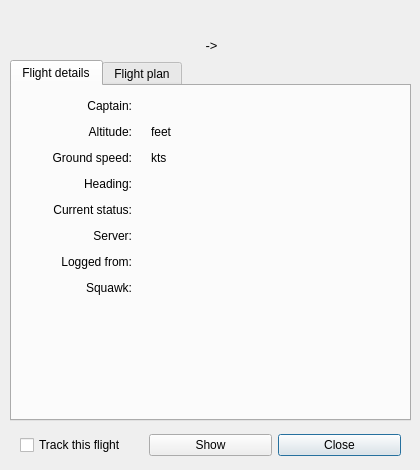
Vatsinator/vatsinator-legacy, file source/ui/resources/flightdetailswindow.ui: the form before one commit.
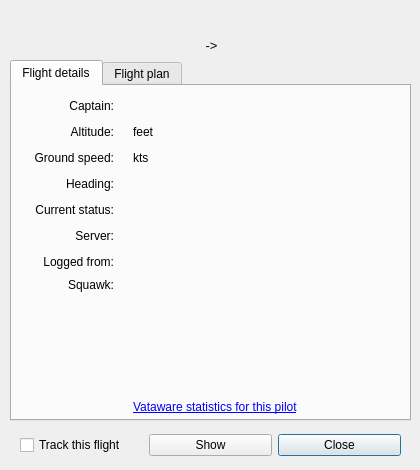
The form after the commit. Icons and pictures are not drawn. Custom widgets are drawn as their Qt base class.

Commit message: Further development. - Updated e-mail addresses in AboutWindow; - added Vataware link for pilot in FlightDetailsWindow; - added Vataware icon; - updated project address in AboutWindow.

```diff
--- a/source/ui/resources/flightdetailswindow.ui
+++ b/source/ui/resources/flightdetailswindow.ui
@@ -60,10 +60,10 @@
     <widget class="QWidget" name="layoutWidget">
      <property name="geometry">
       <rect>
-       <x>10</x>
+       <x>0</x>
        <y>10</y>
-       <width>409</width>
-       <height>201</height>
+       <width>401</width>
+       <height>321</height>
       </rect>
      </property>
      <layout class="QGridLayout" name="gridLayout" columnstretch="0,0,0">
@@ -333,6 +333,69 @@
         </property>
        </widget>
       </item>
+      <item row="8" column="0">
+       <spacer name="verticalSpacer">
+        <property name="orientation">
+         <enum>Qt::Vertical</enum>
+        </property>
+        <property name="sizeType">
+         <enum>QSizePolicy::Fixed</enum>
+        </property>
+        <property name="sizeHint" stdset="0">
+         <size>
+          <width>20</width>
+          <height>100</height>
+         </size>
+        </property>
+       </spacer>
+      </item>
+      <item row="9" column="0">
+       <widget class="QLabel" name="VatawareIcon">
+        <property name="text">
+         <string/>
+        </property>
+        <property name="pixmap">
+         <pixmap resource="imgs.qrc">:/extra/vataware.png</pixmap>
+        </property>
+        <property name="alignment">
+         <set>Qt::AlignRight|Qt::AlignTrailing|Qt::AlignVCenter</set>
+        </property>
+       </widget>
+      </item>
+      <item row="9" column="2">
+       <widget class="QLabel" name="VatawareLink">
+        <property name="sizePolicy">
+         <sizepolicy hsizetype="Preferred" vsizetype="MinimumExpanding">
+          <horstretch>0</horstretch>
+          <verstretch>0</verstretch>
+         </sizepolicy>
+        </property>
+        <property name="minimumSize">
+         <size>
+          <width>0</width>
+          <height>0</height>
+         </size>
+        </property>
+        <property name="sizeIncrement">
+         <size>
+          <width>0</width>
+          <height>0</height>
+         </size>
+        </property>
+        <property name="text">
+         <string>&lt;a href=&quot;http://www.vataware.com/&quot;&gt;Vataware statistics for this pilot&lt;/a&gt;</string>
+        </property>
+        <property name="alignment">
+         <set>Qt::AlignLeading|Qt::AlignLeft|Qt::AlignVCenter</set>
+        </property>
+        <property name="openExternalLinks">
+         <bool>true</bool>
+        </property>
+        <property name="textInteractionFlags">
+         <set>Qt::LinksAccessibleByKeyboard|Qt::LinksAccessibleByMouse</set>
+        </property>
+       </widget>
+      </item>
      </layout>
     </widget>
    </widget>
```
Left out of the diff: 144 changed lines with no effect on the pictures. The commit also changes 5 other files.
